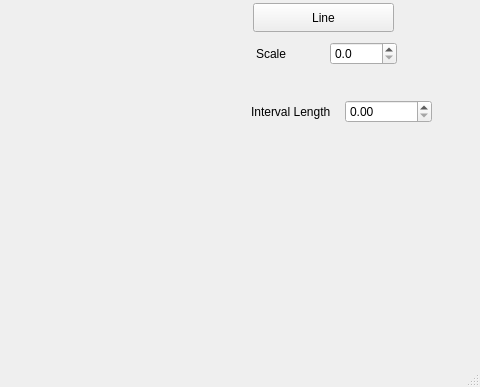
Old version of the form mainwindow.ui in the repository Nourreddine1920/Squares-examples; both pictures show x 320 to 800 and y 213 to 600 of the 800 by 600 pixel window.
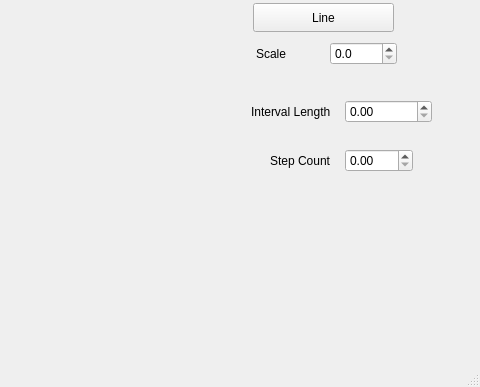
New version of the form. Custom widgets are drawn as their Qt base class.

```diff
--- a/mainwindow.ui
+++ b/mainwindow.ui
@@ -147,6 +147,28 @@
      </item>
     </layout>
    </widget>
+   <widget class="QWidget" name="">
+    <property name="geometry">
+     <rect>
+      <x>590</x>
+      <y>360</y>
+      <width>143</width>
+      <height>27</height>
+     </rect>
+    </property>
+    <layout class="QHBoxLayout" name="horizontalLayout_3">
+     <item>
+      <widget class="QLabel" name="label_3">
+       <property name="text">
+        <string>Step Count</string>
+       </property>
+      </widget>
+     </item>
+     <item>
+      <widget class="QDoubleSpinBox" name="spinStepCount"/>
+     </item>
+    </layout>
+   </widget>
   </widget>
   <widget class="QMenuBar" name="menubar">
    <property name="geometry">
```
